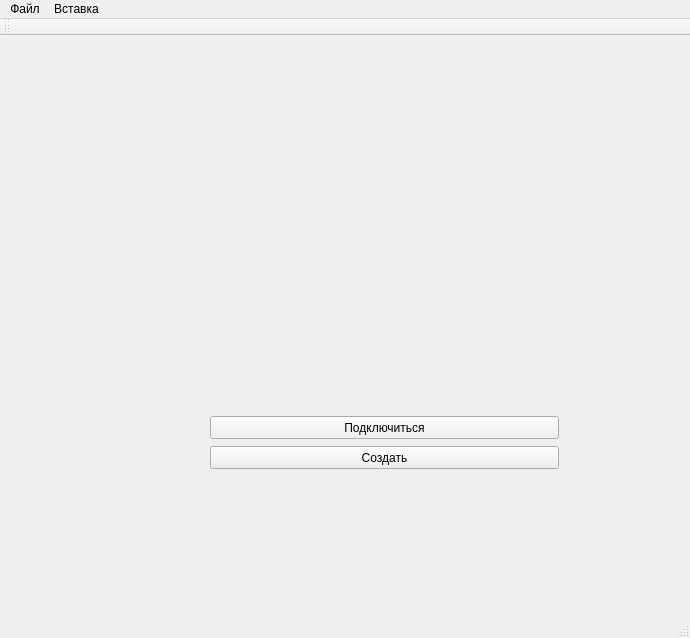
Above: View/mainwindow.ui from Toxa-man/Connectiher before the change. Below: the same form after it.
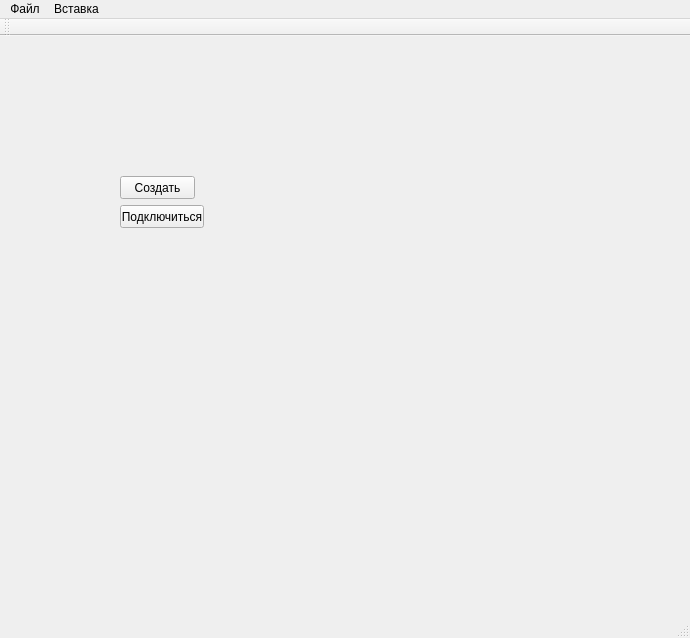
That is the form after the change.

Diff of the .ui file:
```diff
--- a/View/mainwindow.ui
+++ b/View/mainwindow.ui
@@ -17,9 +17,9 @@
    <widget class="QPushButton" name="connectBtn">
     <property name="geometry">
      <rect>
-      <x>210</x>
-      <y>380</y>
-      <width>349</width>
+      <x>120</x>
+      <y>169</y>
+      <width>84</width>
       <height>23</height>
      </rect>
     </property>
@@ -30,9 +30,9 @@
    <widget class="QPushButton" name="pushButton_2">
     <property name="geometry">
      <rect>
-      <x>210</x>
-      <y>410</y>
-      <width>349</width>
+      <x>120</x>
+      <y>140</y>
+      <width>75</width>
       <height>23</height>
      </rect>
     </property>
```
Left out of the diff: 2 changed lines with no effect on the pictures.
